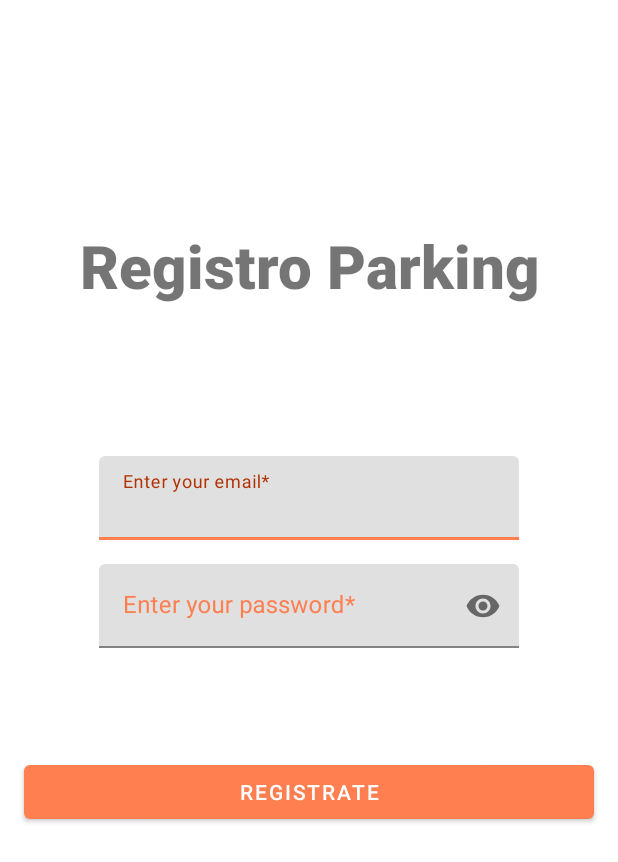
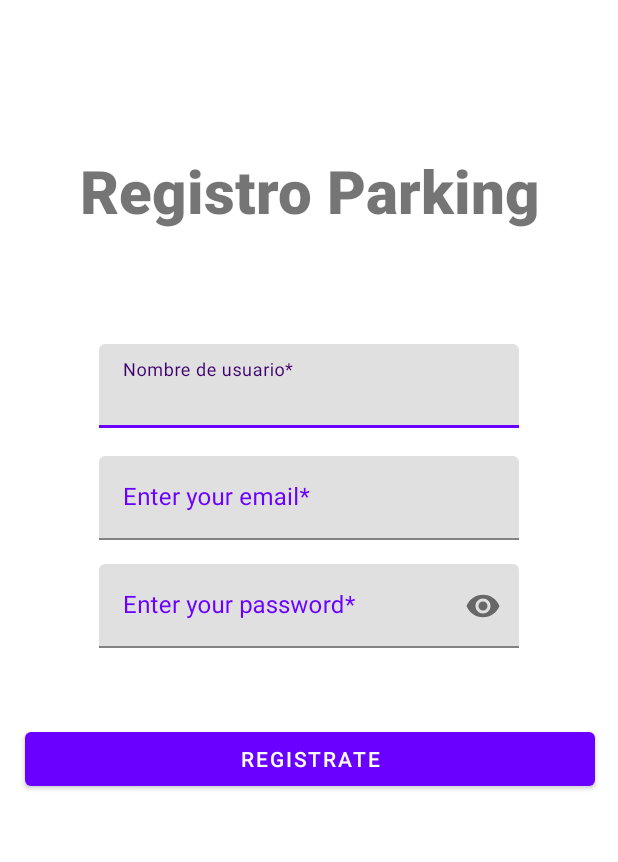
Before and after one commit to UnaiAD22/ParkinUArtano2324, an Android app: the RegisterActivity screen opened directly, with no data from a screen before it, on a phone screen of 412 x 824 dp. Shown: the top 862 px of the screen. Run offline under Robolectric (Android 15) with nearby library versions, the light colour scheme and no system bars; our stand-ins replace Firebase (no records; nobody signed in at launch, a user with empty details on screens opened directly), data binding.

Commit message:
Cambio color + Completar Registro + Terminar funciones Usuario

```diff
--- a/app/src/main/res/layout/activity_login.xml
+++ b/app/src/main/res/layout/activity_login.xml
@@ -18,7 +18,7 @@
         app:layout_constraintHorizontal_bias="0.5"
         app:layout_constraintStart_toStartOf="parent"
         app:layout_constraintTop_toBottomOf="@+id/password"
-        app:strokeColor="@color/orange" />
+        app:strokeColor="@color/purple_700" />
 
     <LinearLayout
         android:layout_width="wrap_content"
@@ -36,7 +36,7 @@
             android:layout_height="wrap_content"
             android:layout_marginTop="10dp"
             android:text="Register"
-            android:textColor="@color/orange"
+            android:textColor="@color/purple_700"
             app:layout_constraintBottom_toBottomOf="parent"
             app:layout_constraintEnd_toEndOf="parent"
             app:layout_constraintHorizontal_bias="0.467"
@@ -51,7 +51,7 @@
         android:layout_height="wrap_content"
         android:layout_marginTop="96dp"
         android:text="BIENVENIDO"
-        android:textColor="@color/orange"
+        android:textColor="@color/purple_700"
         android:textSize="35sp"
         android:textStyle="bold"
         app:layout_constraintEnd_toEndOf="parent"
--- a/app/src/main/res/layout/activity_register.xml
+++ b/app/src/main/res/layout/activity_register.xml
@@ -13,7 +13,7 @@
             android:id="@+id/title"
             android:layout_width="match_parent"
             android:layout_height="wrap_content"
-            android:layout_marginTop="150dp"
+            android:layout_marginTop="100dp"
             android:fontFamily="sans-serif-black"
             android:text="Registro Parking"
             android:textAlignment="center"
@@ -24,11 +24,28 @@
             app:layout_constraintTop_toTopOf="parent" />
 
         <com.google.android.material.textfield.TextInputLayout
+            android:id="@+id/textView"
+            style="@style/Theme.ParkingLKS.TextInputLayout"
+            android:layout_width="280dp"
+            android:layout_height="wrap_content"
+            android:layout_marginTop="75dp"
+            android:hint="Nombre de usuario*"
+            android:inputType="text"
+            app:layout_constraintEnd_toEndOf="parent"
+            app:layout_constraintStart_toStartOf="parent"
+            app:layout_constraintTop_toBottomOf="@+id/title" >
+        <com.google.android.material.textfield.TextInputEditText
+            android:id="@+id/UserTextEdit"
+            android:layout_width="match_parent"
+            android:layout_height="wrap_content" />
+        </com.google.android.material.textfield.TextInputLayout>
+
+        <com.google.android.material.textfield.TextInputLayout
             android:id="@+id/email"
             style="@style/Theme.ParkingLKS.TextInputLayout"
             android:layout_width="280dp"
             android:layout_height="wrap_content"
-            android:layout_marginTop="100dp"
+            android:layout_marginTop="150dp"
             android:hint="Enter your email*"
             android:inputType="text"
             app:layout_constraintEnd_toEndOf="parent"
@@ -68,9 +85,10 @@
             android:id="@+id/btnRegister"
             android:layout_width="380dp"
             android:layout_height="wrap_content"
-            android:layout_marginTop="300dp"
+            android:layout_marginTop="328dp"
             android:text="Registrate"
             app:layout_constraintEnd_toEndOf="parent"
+            app:layout_constraintHorizontal_bias="0.516"
             app:layout_constraintStart_toStartOf="parent"
             app:layout_constraintTop_toBottomOf="@id/title" />
 
--- a/app/src/main/res/layout/fragment_main.xml
+++ b/app/src/main/res/layout/fragment_main.xml
@@ -19,7 +19,7 @@
         app:layout_constraintEnd_toEndOf="parent"
         app:layout_constraintStart_toStartOf="parent"
         app:layout_constraintTop_toTopOf="parent"
-        android:textColor="@color/orange"
+        android:textColor="@color/purple_700"
         />
 
 </androidx.constraintlayout.widget.ConstraintLayout>
--- a/app/src/main/res/values/colors.xml
+++ b/app/src/main/res/values/colors.xml
@@ -1,7 +1,7 @@
 <?xml version="1.0" encoding="utf-8"?>
 <resources>
-    <color name="purple_500">#FF6200EE</color>
-    <color name="purple_700">#FF3700B3</color>
+    <color name="purple_500">#6A00FF</color>
+    <color name="purple_700">#40006E</color>
     <color name="teal_200">#FF03DAC5</color>
     <color name="teal_700">#FF018786</color>
     <color name="black">#FF000000</color>
--- a/app/src/main/res/values/themes.xml
+++ b/app/src/main/res/values/themes.xml
@@ -2,8 +2,8 @@
     <!-- Base application theme. -->
     <style name="Theme.ParkingLKS" parent="Theme.MaterialComponents.DayNight.NoActionBar">
         <!-- Primary brand color. -->
-        <item name="colorPrimary">@color/orange</item>
-        <item name="colorPrimaryVariant">@color/orange</item>
+        <item name="colorPrimary">@color/purple_500</item>
+        <item name="colorPrimaryVariant">@color/purple_500</item>
         <item name="colorOnPrimary">@color/white</item>
         <!-- Secondary brand color. -->
         <item name="colorSecondary">@color/teal_200</item>
@@ -12,12 +12,12 @@
         <!-- Status bar color. -->
         <item name="android:statusBarColor" tools:targetApi="l">?attr/colorPrimaryVariant</item>
         <!-- Customize your theme here. -->
-        <item name="android:textColorHint">@color/orangeDark</item>
+        <item name="android:textColorHint">@color/purple_700</item>
     </style>
 
     <style name="Theme.ParkingLKS.TextInputLayout">
-        <item name="android:textColorHint">@color/orange</item>
-        <item name="hintTextColor">@color/orangeDark</item>
+        <item name="android:textColorHint">@color/purple_500</item>
+        <item name="hintTextColor">@color/purple_700</item>
     </style>
 
 </resources>
```
Also changed, not shown: app/src/main/java/com/lksnext/parkinguartano/domain/Usuario.java (+12 -0 lines).
